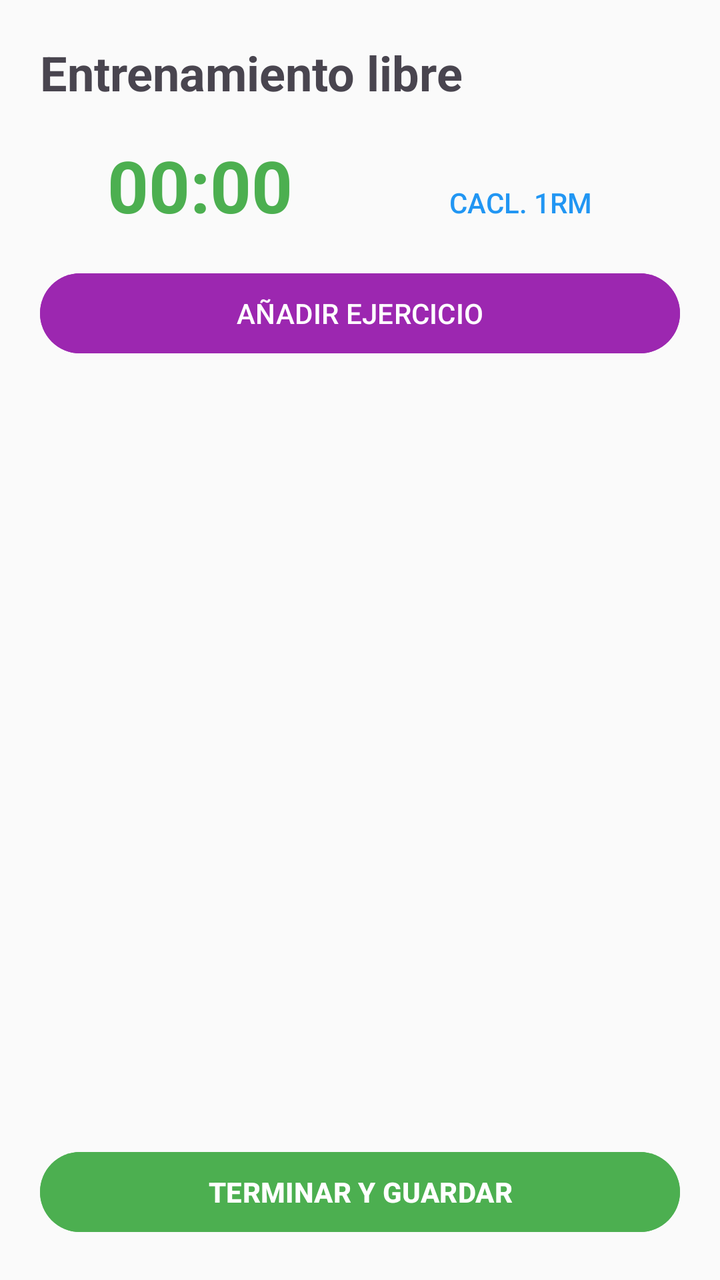
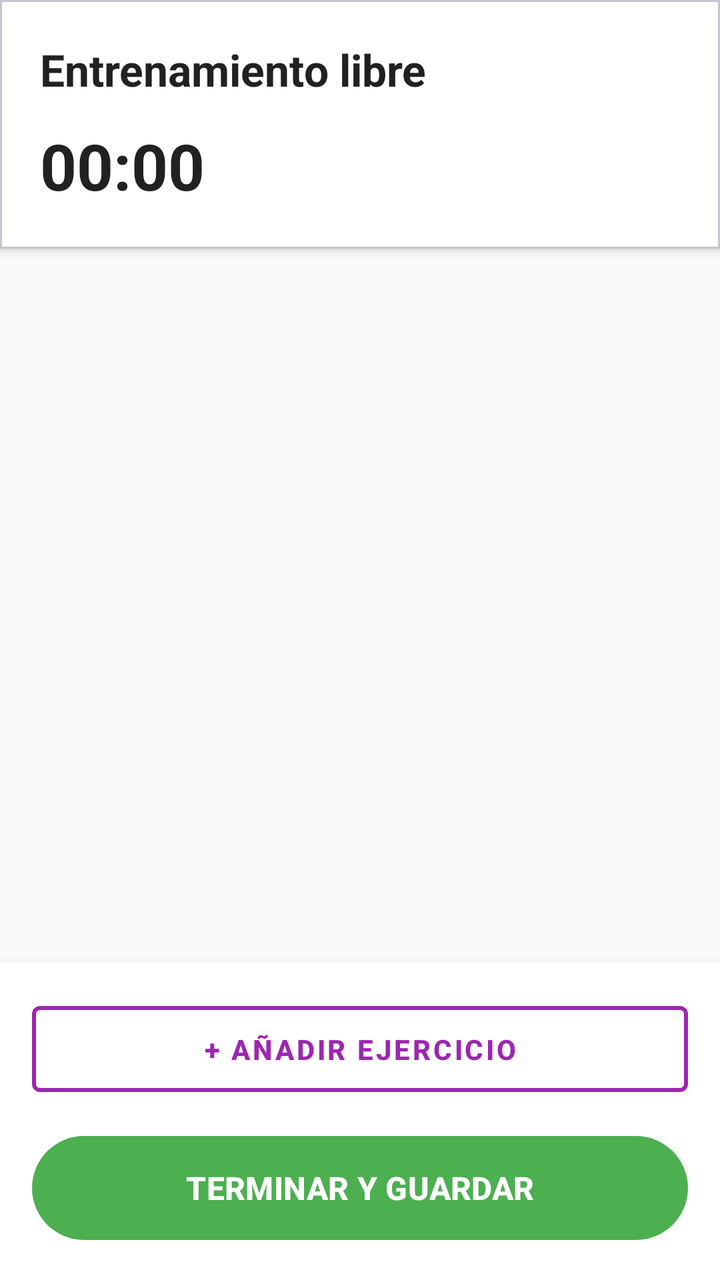

Compare the two renders of this Android layout. The source of the first and the diff that turns it into the second are given below.
<!-- AndroidManifest.xml: application theme Theme.Aplicacion -->
<!-- res/layout/activity_entrenamiento_activo.xml -->
<?xml version="1.0" encoding="utf-8"?>
<LinearLayout xmlns:android="http://schemas.android.com/apk/res/android"
    android:layout_width="match_parent"
    android:layout_height="match_parent"
    android:orientation="vertical"
    android:padding="20dp"
    android:background="#FAFAFA">

    <TextView
        android:id="@+id/tvNombreEntrenamiento"
        android:layout_width="wrap_content"
        android:layout_height="wrap_content"
        android:text="Entrenamiento libre"
        android:textSize="24sp"
        android:textStyle="bold"
        android:layout_marginBottom="16dp"/>


    <LinearLayout
        android:layout_width="match_parent"
        android:layout_height="wrap_content"
        android:orientation="horizontal"
        android:weightSum="2"
        android:layout_marginBottom="16sp">

        <Chronometer
            android:id="@+id/cronometroEntrenamiento"
            android:layout_width="0dp"
            android:layout_height="wrap_content"
            android:layout_weight="1"
            android:textColor="#4CAF50"
            android:textSize="36sp"
            android:textStyle="bold"
            android:textAlignment="center"/>

        <Button
            android:id="@+id/btnAbrirCalculadora"
            style="?android:attr/borderlessButtonStyle"
            android:layout_width="0dp"
            android:layout_height="wrap_content"
            android:layout_weight="1"
            android:text="Cacl. 1RM"
            android:textAlignment="center"
            android:textColor="#2196F3" />

    </LinearLayout>

    <LinearLayout
        android:id="@+id/llDescanso"
        android:layout_width="match_parent"
        android:layout_height="wrap_content"
        android:orientation="vertical"
        android:visibility="gone"
        android:gravity="center"
        android:background="#E8F5E9"
        android:padding="16dp"
        android:layout_marginTop="8dp"
        android:layout_marginBottom="16dp">

        <TextView
            android:layout_width="wrap_content"
            android:layout_height="wrap_content"
            android:text="TIEMPO RECUPERACION"
            android:textSize="12sp"
            android:textStyle="bold"
            android:textColor="#2E7D32"/>

        <Chronometer
            android:layout_width="wrap_content"
            android:layout_height="wrap_content"
            android:id="@+id/chronoDescanso"
            android:textSize="32sp"
            android:textColor="#4CAF50"
            android:textStyle="bold"/>

        <Button
            android:layout_width="wrap_content"
            android:layout_height="wrap_content"
            android:id="@+id/btnTerminarDescanso"
            android:text="VOLVER A ENTRENAR"
            android:textSize="12sp"
            android:textColor="#FFFFFF"
            android:backgroundTint="#4CAF50"
            style="?android:attr/borderlessButtonStyle"/>
    </LinearLayout>

    <Button
        android:layout_width="match_parent"
        android:layout_height="wrap_content"
        android:id="@+id/btnAgregarEjercicioEntrenamiento"
        android:text="AÑADIR EJERCICIO"
        android:backgroundTint="#9C27B0"
        android:layout_marginBottom="16dp"/>

    <ScrollView
        android:layout_width="match_parent"
        android:layout_height="0dp"
        android:layout_weight="1">

        <LinearLayout
            android:layout_width="match_parent"
            android:layout_height="wrap_content"
            android:id="@+id/llContendorEjercicios"
            android:orientation="vertical"/>

    </ScrollView>


    <Button
        android:layout_width="match_parent"
        android:layout_height="wrap_content"
        android:id="@+id/btnFinalizarEntrenamiento"
        android:text="TERMINAR Y GUARDAR"
        android:textStyle="bold"
        android:backgroundTint="#4CAF50"
        android:layout_marginTop="16dp"/>

</LinearLayout>
<!-- resources referenced by this layout -->
<resources>
  <style name="Theme.Aplicacion" parent="Base.Theme.Aplicacion" />
  <style name="Base.Theme.Aplicacion" parent="Theme.Material3.DayNight.NoActionBar">
          
          
      </style>
</resources>

<!-- the commit's change to res/layout/activity_entrenamiento_activo.xml (unified diff, before → after) -->
@@ -1,118 +1,144 @@
 <?xml version="1.0" encoding="utf-8"?>
-<LinearLayout xmlns:android="http://schemas.android.com/apk/res/android"
+<FrameLayout xmlns:android="http://schemas.android.com/apk/res/android"
+    xmlns:app="http://schemas.android.com/apk/res-auto"
     android:layout_width="match_parent"
-    android:layout_height="match_parent"
-    android:orientation="vertical"
-    android:padding="20dp"
-    android:background="#FAFAFA">
-
-    <TextView
-        android:id="@+id/tvNombreEntrenamiento"
-        android:layout_width="wrap_content"
-        android:layout_height="wrap_content"
-        android:text="Entrenamiento libre"
-        android:textSize="24sp"
-        android:textStyle="bold"
-        android:layout_marginBottom="16dp"/>
-
+    android:layout_height="match_parent">
 
     <LinearLayout
         android:layout_width="match_parent"
-        android:layout_height="wrap_content"
-        android:orientation="horizontal"
-        android:weightSum="2"
-        android:layout_marginBottom="16sp">
+        android:layout_height="match_parent"
+        android:orientation="vertical"
+        android:background="#FAFAFA">
 
-        <Chronometer
-            android:id="@+id/cronometroEntrenamiento"
-            android:layout_width="0dp"
+        <com.google.android.material.card.MaterialCardView
+            android:layout_width="match_parent"
             android:layout_height="wrap_content"
+            app:cardElevation="4dp"
+            app:cardCornerRadius="0dp">
+
+            <LinearLayout
+                android:layout_width="match_parent"
+                android:layout_height="wrap_content"
+                android:orientation="vertical"
+                android:padding="20dp"
+                android:background="#FFFFFF">
+
+                <TextView
+                    android:id="@+id/tvNombreEntrenamiento"
+                    android:layout_width="wrap_content"
+                    android:layout_height="wrap_content"
+                    android:text="Entrenamiento libre"
+                    android:textSize="22sp"
+                    android:textStyle="bold"
+                    android:textColor="#212121"
+                    android:layout_marginBottom="12dp"/>
+
+                <Chronometer
+                    android:id="@+id/cronometroEntrenamiento"
+                    android:layout_width="wrap_content"
+                    android:layout_height="wrap_content"
+                    android:textColor="#212121"
+                    android:textSize="32sp"
+                    android:textStyle="bold"/>
+            </LinearLayout>
+        </com.google.android.material.card.MaterialCardView>
+
+        <ScrollView
+            android:layout_width="match_parent"
+            android:layout_height="0dp"
             android:layout_weight="1"
-            android:textColor="#4CAF50"
-            android:textSize="36sp"
-            android:textStyle="bold"
-            android:textAlignment="center"/>
+            android:clipToPadding="false"
+            android:padding="16dp">
 
-        <Button
-            android:id="@+id/btnAbrirCalculadora"
-            style="?android:attr/borderlessButtonStyle"
-            android:layout_width="0dp"
-            android:layout_height="wrap_content"
-            android:layout_weight="1"
-            android:text="Cacl. 1RM"
-            android:textAlignment="center"
-            android:textColor="#2196F3" />
-
-    </LinearLayout>
-
-    <LinearLayout
-        android:id="@+id/llDescanso"
-        android:layout_width="match_parent"
-        android:layout_height="wrap_content"
-        android:orientation="vertical"
-        android:visibility="gone"
-        android:gravity="center"
-        android:background="#E8F5E9"
-        android:padding="16dp"
-        android:layout_marginTop="8dp"
-        android:layout_marginBottom="16dp">
-
-        <TextView
-            android:layout_width="wrap_content"
-            android:layout_height="wrap_content"
-            android:text="TIEMPO RECUPERACION"
-            android:textSize="12sp"
-            android:textStyle="bold"
-            android:textColor="#2E7D32"/>
-
-        <Chronometer
-            android:layout_width="wrap_content"
-            android:layout_height="wrap_content"
-            android:id="@+id/chronoDescanso"
-            android:textSize="32sp"
-            android:textColor="#4CAF50"
-            android:textStyle="bold"/>
-
-        <Button
-            android:layout_width="wrap_content"
-            android:layout_height="wrap_content"
-            android:id="@+id/btnTerminarDescanso"
-            android:text="VOLVER A ENTRENAR"
-            android:textSize="12sp"
-            android:textColor="#FFFFFF"
-            android:backgroundTint="#4CAF50"
-            style="?android:attr/borderlessButtonStyle"/>
-    </LinearLayout>
-
-    <Button
-        android:layout_width="match_parent"
-        android:layout_height="wrap_content"
-        android:id="@+id/btnAgregarEjercicioEntrenamiento"
-        android:text="AÑADIR EJERCICIO"
-        android:backgroundTint="#9C27B0"
-        android:layout_marginBottom="16dp"/>
-
-    <ScrollView
-        android:layout_width="match_parent"
-        android:layout_height="0dp"
-        android:layout_weight="1">
+            <LinearLayout
+                android:id="@+id/llContendorEjercicios"
+                android:layout_width="match_parent"
+                android:layout_height="wrap_content"
+                android:orientation="vertical"
+                android:paddingBottom="16dp"/>
+        </ScrollView>
 
         <LinearLayout
             android:layout_width="match_parent"
             android:layout_height="wrap_content"
-            android:id="@+id/llContendorEjercicios"
-            android:orientation="vertical"/>
+            android:orientation="vertical"
+            android:padding="16dp"
+            android:background="#FFFFFF"
+            android:elevation="8dp">
 
-    </ScrollView>
+            <com.google.android.material.button.MaterialButton
+                android:id="@+id/btnAgregarEjercicioEntrenamiento"
+                style="@style/Widget.MaterialComponents.Button.OutlinedButton"
+                android:layout_width="match_parent"
+                android:layout_height="55dp"
+                android:text="+ AÑADIR EJERCICIO"
+                android:textStyle="bold"
+                android:textColor="#9C27B0"
+                app:strokeColor="#9C27B0"
+                app:strokeWidth="2dp"
+                android:layout_marginBottom="12dp"/>
 
+            <com.google.android.material.button.MaterialButton
+                android:id="@+id/btnFinalizarEntrenamiento"
+                android:layout_width="match_parent"
+                android:layout_height="60dp"
+                android:text="TERMINAR Y GUARDAR"
+                android:textSize="16sp"
+                android:textStyle="bold"
+                app:backgroundTint="#4CAF50"/>
+        </LinearLayout>
+    </LinearLayout>
 
-    <Button
+    <LinearLayout
+        android:id="@+id/flOverlayDescanso"
         android:layout_width="match_parent"
-        android:layout_height="wrap_content"
-        android:id="@+id/btnFinalizarEntrenamiento"
-        android:text="TERMINAR Y GUARDAR"
-        android:textStyle="bold"
-        android:backgroundTint="#4CAF50"
-        android:layout_marginTop="16dp"/>
+        android:layout_height="match_parent"
+        android:background="#E6000000"
+        android:gravity="center"
+        android:orientation="vertical"
+        android:clickable="true"
+        android:focusable="true"
+        android:elevation="10dp"
+        android:visibility="gone">
 
-</LinearLayout>
+        <com.google.android.material.card.MaterialCardView
+            android:layout_width="match_parent"
+            android:layout_height="wrap_content"
+            android:layout_margin="32dp"
+            app:cardBackgroundColor="#E8F5E9"
+            app:cardCornerRadius="12dp">
+
+            <LinearLayout
+                android:layout_width="match_parent"
+                android:layout_height="wrap_content"
+                android:orientation="vertical"
+                android:gravity="center"
+                android:padding="24dp">
+
+                <TextView
+                    android:layout_width="wrap_content"
+                    android:layout_height="wrap_content"
+                    android:text="TIEMPO DE RECUPERACIÓN"
+                    android:textSize="14sp"
+                    android:textStyle="bold"
+                    android:textColor="#2E7D32"/>
+
+                <Chronometer
+                    android:id="@+id/chronoDescanso"
+                    android:layout_width="wrap_content"
+                    android:layout_height="wrap_content"
+                    android:textSize="48sp"
+                    android:textColor="#F44336"
+                    android:textStyle="bold"
+                    android:layout_marginVertical="16dp"/>
+
+                <com.google.android.material.button.MaterialButton
+                    android:id="@+id/btnTerminarDescanso"
+                    android:layout_width="wrap_content"
+                    android:layout_height="wrap_content"
+                    android:text="VOLVER AL LÍO"
+                    app:backgroundTint="#4CAF50"/>
+            </LinearLayout>
+        </com.google.android.material.card.MaterialCardView>
+    </LinearLayout>
+</FrameLayout>
